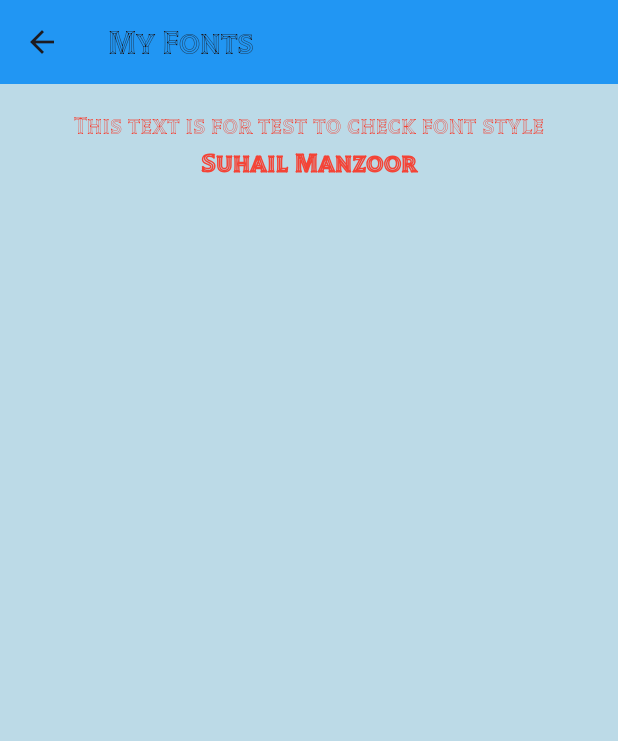
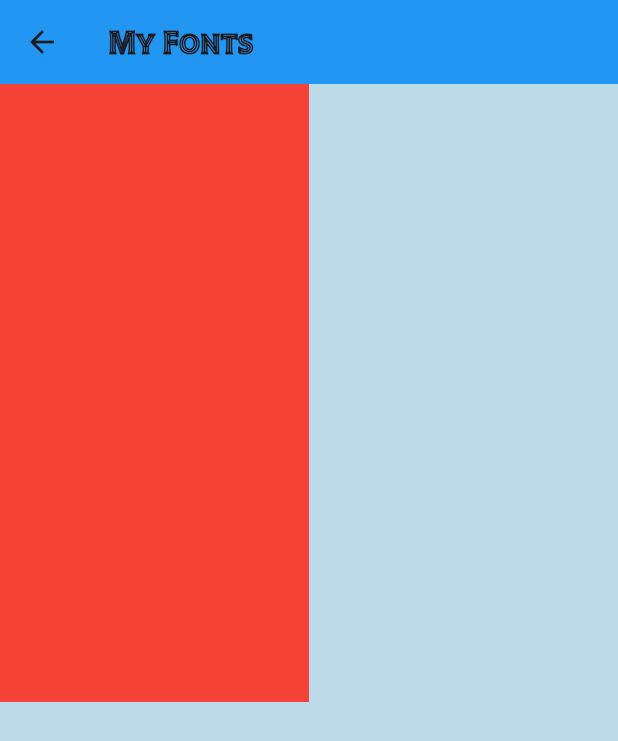
Before and after one commit to SuhAilMAnzoor/Flutter-Completed, a Flutter app: the Fonts screen opened directly, on a phone screen of 412 x 824 dp. Shown: the top 741 px of the screen. Run offline on Flutter 3.47's test engine with Material 3 defaults, Android fonts, the phone set to English and light mode, and no system bars.

Commit message:
Gridview, Gridview.Builder,Navigation, Mediaqurey, Fonts

```diff
--- a/Sixth-Gridview-Gridview-dot-Builder-Navigation-Mediaqurey-Fonts/lib/fonts.dart
+++ b/Sixth-Gridview-Gridview-dot-Builder-Navigation-Mediaqurey-Fonts/lib/fonts.dart
@@ -1,41 +1,24 @@
 import 'package:flutter/material.dart';
-import 'package:sixth_gridview_navigation_mediaqurey_fonts/font_custom_colors.dart';
+
+// fonts has 2 files Format TTF and OTF
 class Fonts extends StatelessWidget {
   const Fonts({super.key});
-
+// Media Qurey
   @override
   Widget build(BuildContext context) {
-    // MediaQuery to get screen height dynamically
-    final double spacing = MediaQuery.of(context).size.height * 0.02;
-
     return Scaffold(
       appBar: AppBar(
-        backgroundColor: AppColors.appBarColor, // AppBar color from AppColors
-        title: const Text(
-          "My Fonts", // Title for AppBar
+        backgroundColor: Colors.blue,
+        title: Text(
+          "My Fonts",
+          style: TextStyle(fontFamily: "Tilt", fontWeight: FontWeight.w700),
         ),
       ),
-      body: Column(
-        children: [
-          SizedBox(height: spacing), // Responsive spacing
-          const Center(
-            child: Text(
-              "This text is for test to check font style",
-              style: TextStyle(
-                fontSize: 16, // Example font size
-                color: AppColors.textColor, // Text color from AppColors
-              ),
-            ),
-          ),
-          const Text(
-            "Suhail Manzoor",
-            style: TextStyle(
-              fontSize: 18,
-              fontWeight: FontWeight.bold, // Example bold style
-              color: AppColors.textColor,
-            ),
-          ),
-        ],
+      body: Container(
+        color: Colors.red,
+        height: MediaQuery.of(context).size.height * 0.5,
+        width: MediaQuery.of(context).size.width * 0.5,
+        // get the height and width of screen
       ),
     );
   }
```
